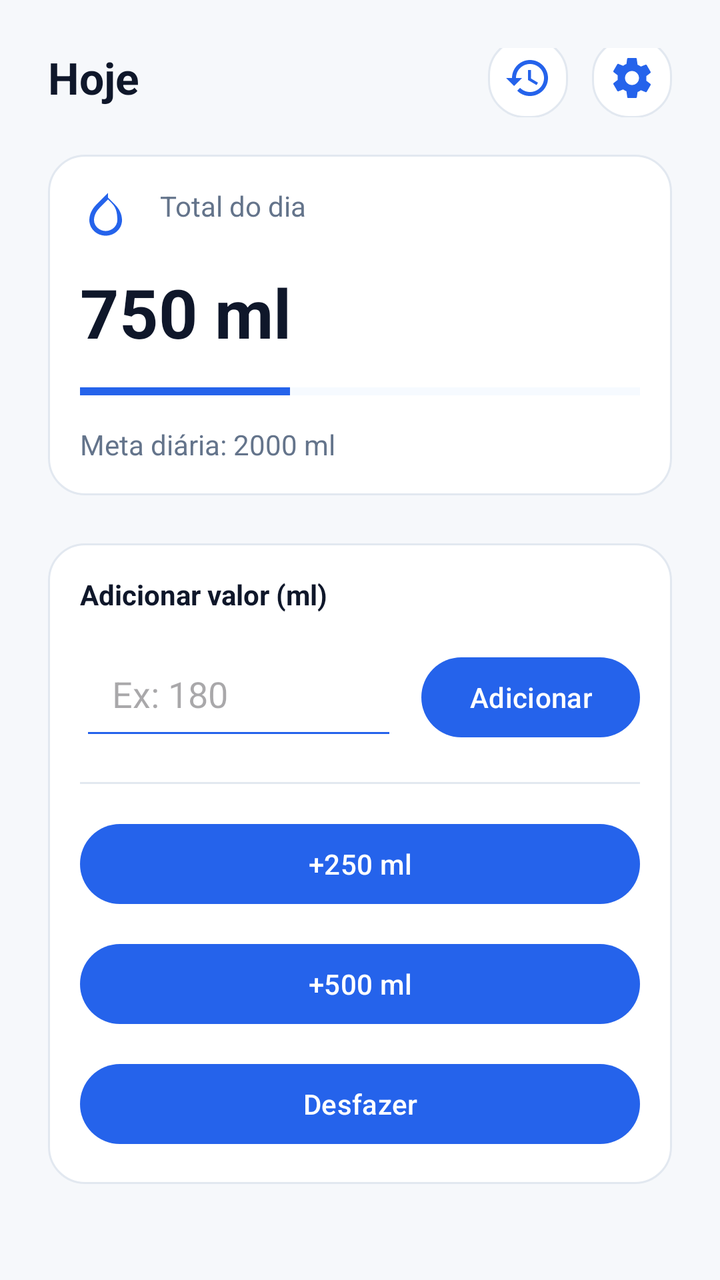
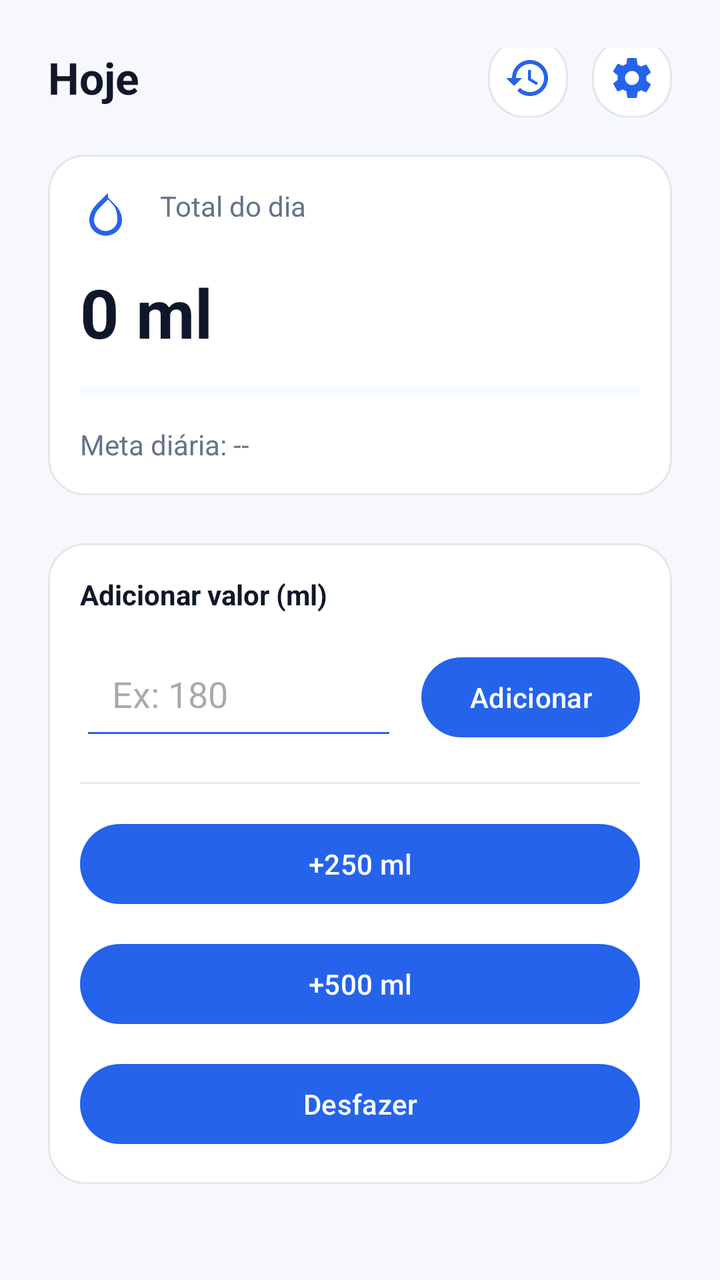

Compare the two renders of this Android layout. The source of the first and the diff that turns it into the second are given below.
<!-- AndroidManifest.xml: application theme Theme.Hidratese -->
<!-- res/layout/activity_main.xml -->
<?xml version="1.0" encoding="utf-8"?>
<androidx.constraintlayout.widget.ConstraintLayout xmlns:android="http://schemas.android.com/apk/res/android"
    xmlns:app="http://schemas.android.com/apk/res-auto"
    android:layout_width="match_parent"
    android:layout_height="match_parent"
    android:padding="@dimen/space_lg"
    android:background="@color/bg">

    <TextView
        android:id="@+id/tvHeader"
        android:layout_width="0dp"
        android:layout_height="wrap_content"
        android:text="Hoje"
        android:textSize="@dimen/text_title"
        android:textStyle="bold"
        android:textColor="@color/text"
        app:layout_constraintTop_toTopOf="parent"
        app:layout_constraintStart_toStartOf="parent"
        app:layout_constraintEnd_toEndOf="parent" />

    <LinearLayout
        android:id="@+id/topActions"
        android:layout_width="wrap_content"
        android:layout_height="wrap_content"
        android:orientation="horizontal"
        app:layout_constraintTop_toTopOf="@id/tvHeader"
        app:layout_constraintBottom_toBottomOf="@id/tvHeader"
        app:layout_constraintEnd_toEndOf="parent">

        <ImageButton
            android:id="@+id/btnHistory"
            android:layout_width="40dp"
            android:layout_height="40dp"
            android:background="@drawable/bg_card"
            android:contentDescription="@string/history"
            android:padding="8dp"
            android:src="@drawable/ic_history"
            android:tint="@color/brand" />

        <ImageButton
            android:id="@+id/btnSettings"
            android:layout_width="40dp"
            android:layout_height="40dp"
            android:layout_marginStart="@dimen/space_sm"
            android:background="@drawable/bg_card"
            android:contentDescription="@string/settings"
            android:padding="8dp"
            android:src="@drawable/ic_settings"
            android:tint="@color/brand" />

    </LinearLayout>

    <LinearLayout
        android:id="@+id/cardToday"
        android:layout_width="0dp"
        android:layout_height="wrap_content"
        android:layout_marginTop="@dimen/space_lg"
        android:background="@drawable/bg_card"
        android:orientation="vertical"
        app:layout_constraintTop_toBottomOf="@id/tvHeader"
        app:layout_constraintStart_toStartOf="parent"
        app:layout_constraintEnd_toEndOf="parent">

        <LinearLayout
            android:layout_width="match_parent"
            android:layout_height="wrap_content"
            android:orientation="horizontal">

            <ImageView
                android:layout_width="28dp"
                android:layout_height="28dp"
                android:src="@drawable/ic_water"
                android:tint="@color/brand"
                android:contentDescription="Ícone água" />

            <TextView
                android:layout_width="wrap_content"
                android:layout_height="wrap_content"
                android:layout_marginStart="@dimen/space_sm"
                android:text="@string/today_total"
                android:textColor="@color/text_muted"
                android:textSize="@dimen/text_subtitle" />
        </LinearLayout>

        <TextView
            android:id="@+id/tvTotal"
            android:layout_width="match_parent"
            android:layout_height="wrap_content"
            android:layout_marginTop="@dimen/space_sm"
            android:text="750 ml"
            android:textSize="34sp"
            android:textStyle="bold"
            android:textColor="@color/text" />

        <ProgressBar
            android:id="@+id/progressGoal"
            style="?android:attr/progressBarStyleHorizontal"
            android:layout_width="match_parent"
            android:layout_height="10dp"
            android:layout_marginTop="@dimen/space_sm"
            android:max="2000"
            android:progress="750"
            android:progressTint="@color/brand"
            android:progressBackgroundTint="@color/brand_soft" />

        <TextView
            android:id="@+id/tvGoal"
            android:layout_width="match_parent"
            android:layout_height="wrap_content"
            android:layout_marginTop="@dimen/space_sm"
            android:text="Meta diária: 2000 ml"
            android:textColor="@color/text_muted"
            android:textSize="@dimen/text_subtitle" />
    </LinearLayout>

    
    <LinearLayout
        android:id="@+id/actions"
        android:layout_width="0dp"
        android:layout_height="wrap_content"
        android:layout_marginTop="@dimen/space_lg"
        android:orientation="vertical"
        android:background="@drawable/bg_card"
        app:layout_constraintTop_toBottomOf="@id/cardToday"
        app:layout_constraintStart_toStartOf="parent"
        app:layout_constraintEnd_toEndOf="parent">

        
        <TextView
            android:layout_width="match_parent"
            android:layout_height="wrap_content"
            android:text="Adicionar valor (ml)"
            android:textStyle="bold"
            android:textColor="@color/text" />

        <LinearLayout
            android:layout_width="match_parent"
            android:layout_height="wrap_content"
            android:layout_marginTop="@dimen/space_sm"
            android:orientation="horizontal">

            <EditText
                android:id="@+id/etCustomMl"
                android:layout_width="0dp"
                android:layout_height="wrap_content"
                android:layout_weight="1"
                android:hint="Ex: 180"
                android:inputType="number"
                android:padding="@dimen/space_md"
                android:backgroundTint="@color/brand"
                android:textColor="@color/text" />

            <Button
                android:id="@+id/btnAddCustom"
                android:layout_width="wrap_content"
                android:layout_height="wrap_content"
                android:layout_marginStart="@dimen/space_sm"
                android:text="Adicionar" />
        </LinearLayout>

        
        <View
            android:layout_width="match_parent"
            android:layout_height="1dp"
            android:layout_marginTop="@dimen/space_md"
            android:layout_marginBottom="@dimen/space_md"
            android:background="@color/stroke" />

        
        <Button
            android:id="@+id/btnAdd250"
            android:layout_width="match_parent"
            android:layout_height="wrap_content"
            android:text="@string/add_250" />

        <Button
            android:id="@+id/btnAdd500"
            android:layout_width="match_parent"
            android:layout_height="wrap_content"
            android:layout_marginTop="@dimen/space_sm"
            android:text="@string/add_500" />

        <Button
            android:id="@+id/btnUndo"
            android:layout_width="match_parent"
            android:layout_height="wrap_content"
            android:layout_marginTop="@dimen/space_sm"
            android:text="@string/undo" />

    </LinearLayout>

</androidx.constraintlayout.widget.ConstraintLayout>
<!-- resources referenced by this layout -->
<resources>
  <color name="bg">#F6F8FB</color>
  <color name="brand">#2563EB</color>
  <color name="brand_soft">#DBEAFE</color>
  <color name="stroke">#E2E8F0</color>
  <color name="text">#0F172A</color>
  <color name="text_muted">#64748B</color>
  <dimen name="space_lg">24dp</dimen>
  <dimen name="space_md">16dp</dimen>
  <dimen name="space_sm">12dp</dimen>
  <dimen name="text_subtitle">14sp</dimen>
  <dimen name="text_title">22sp</dimen>
  <!-- drawable bg_card (drawable) -->
  <?xml version="1.0" encoding="utf-8"?>
  <shape xmlns:android="http://schemas.android.com/apk/res/android">
      <solid android:color="@color/surface" />
  
      <stroke
          android:width="1dp"
          android:color="@color/stroke" />
  
      <corners android:radius="@dimen/radius_lg" />
  
      <padding
          android:left="@dimen/space_md"
          android:top="@dimen/space_md"
          android:right="@dimen/space_md"
          android:bottom="@dimen/space_md" />
  </shape>
  <!-- drawable ic_history (drawable) -->
  <vector xmlns:android="http://schemas.android.com/apk/res/android"
      android:width="24dp"
      android:height="24dp"
      android:viewportWidth="24"
      android:viewportHeight="24">
      <path
          android:fillColor="#000000"
          android:pathData="M13,3c-4.97,0 -9,4.03 -9,9H1l3.89,3.89L5,16l4,-4H6c0,-3.87 3.13,-7 7,-7s7,3.13 7,7 -3.13,7 -7,7c-1.93,0 -3.68,-0.79 -4.95,-2.05l-1.42,1.42C8.26,20.08 10.54,21 13,21c4.97,0 9,-4.03 9,-9s-4.03,-9 -9,-9z" />
      <path
          android:fillColor="#000000"
          android:pathData="M12,8v5l4.28,2.54l0.72,-1.21l-3.5,-2.08V8H12z" />
  </vector>
  <!-- drawable ic_water (drawable) -->
  <vector xmlns:android="http://schemas.android.com/apk/res/android"
      android:width="24dp"
      android:height="24dp"
      android:viewportWidth="24"
      android:viewportHeight="24">
      <path
          android:fillColor="#000000"
          android:pathData="M12,2.69L7.05,7.64C5.13,9.56 4,11.9 4,14.33C4,18.02 7.13,21 11,21C14.87,21 18,18.02 18,14.33C18,11.9 16.87,9.56 14.95,7.64L12,4.69V2.69zM11,19C8.24,19 6,16.8 6,14.33C6,12.43 6.9,10.59 8.46,9.03L12,5.49L13.54,7.03C15.1,8.59 16,10.43 16,14.33C16,16.8 13.76,19 11,19z" />
  </vector>
  <string name="add_250">+250 ml</string>
  <string name="add_500">+500 ml</string>
  <string name="history">Histórico</string>
  <string name="settings">Configurações</string>
  <string name="today_total">Total do dia</string>
  <string name="undo">Desfazer</string>
  <style name="Theme.Hidratese" parent="Theme.Material3.DayNight.NoActionBar">
          <item name="colorPrimary">@color/brand</item>
          <item name="colorOnPrimary">@color/surface</item>
          <item name="colorSecondary">@color/brand_dark</item>
  
          <item name="android:statusBarColor">@color/bg</item>
          <item name="android:navigationBarColor">@color/bg</item>
  
          <item name="android:windowBackground">@color/bg</item>
  
          <item name="android:textColorPrimary">@color/text</item>
          <item name="android:textColorSecondary">@color/text_muted</item>
  
          
          <item name="android:forceDarkAllowed" tools:targetApi="q">false</item>
      </style>
  <color name="surface">#FFFFFF</color>
  <dimen name="radius_lg">18dp</dimen>
  <color name="brand_dark">#1D4ED8</color>
  <!-- unchanged entries left out for length: 1 -->
</resources>

<!-- the commit's change to res/layout/activity_main.xml (unified diff, before → after) -->
@@ -47,7 +47,6 @@
             android:padding="8dp"
             android:src="@drawable/ic_settings"
             android:tint="@color/brand" />
-
     </LinearLayout>
 
     <LinearLayout
@@ -87,7 +86,7 @@
             android:layout_width="match_parent"
             android:layout_height="wrap_content"
             android:layout_marginTop="@dimen/space_sm"
-            android:text="750 ml"
+            android:text="0 ml"
             android:textSize="34sp"
             android:textStyle="bold"
             android:textColor="@color/text" />
@@ -98,8 +97,8 @@
             android:layout_width="match_parent"
             android:layout_height="10dp"
             android:layout_marginTop="@dimen/space_sm"
-            android:max="2000"
-            android:progress="750"
+            android:max="100"
+            android:progress="0"
             android:progressTint="@color/brand"
             android:progressBackgroundTint="@color/brand_soft" />
 
@@ -108,12 +107,11 @@
             android:layout_width="match_parent"
             android:layout_height="wrap_content"
             android:layout_marginTop="@dimen/space_sm"
-            android:text="Meta diária: 2000 ml"
+            android:text="Meta diária: --"
             android:textColor="@color/text_muted"
             android:textSize="@dimen/text_subtitle" />
     </LinearLayout>
 
-    
     <LinearLayout
         android:id="@+id/actions"
         android:layout_width="0dp"
@@ -125,7 +123,6 @@
         app:layout_constraintStart_toStartOf="parent"
         app:layout_constraintEnd_toEndOf="parent">
 
-        
         <TextView
             android:layout_width="match_parent"
             android:layout_height="wrap_content"
@@ -158,7 +155,6 @@
                 android:text="Adicionar" />
         </LinearLayout>
 
-        
         <View
             android:layout_width="match_parent"
             android:layout_height="1dp"
@@ -166,7 +162,6 @@
             android:layout_marginBottom="@dimen/space_md"
             android:background="@color/stroke" />
 
-        
         <Button
             android:id="@+id/btnAdd250"
             android:layout_width="match_parent"
@@ -186,7 +181,6 @@
             android:layout_height="wrap_content"
             android:layout_marginTop="@dimen/space_sm"
             android:text="@string/undo" />
-
     </LinearLayout>
 
 </androidx.constraintlayout.widget.ConstraintLayout>
